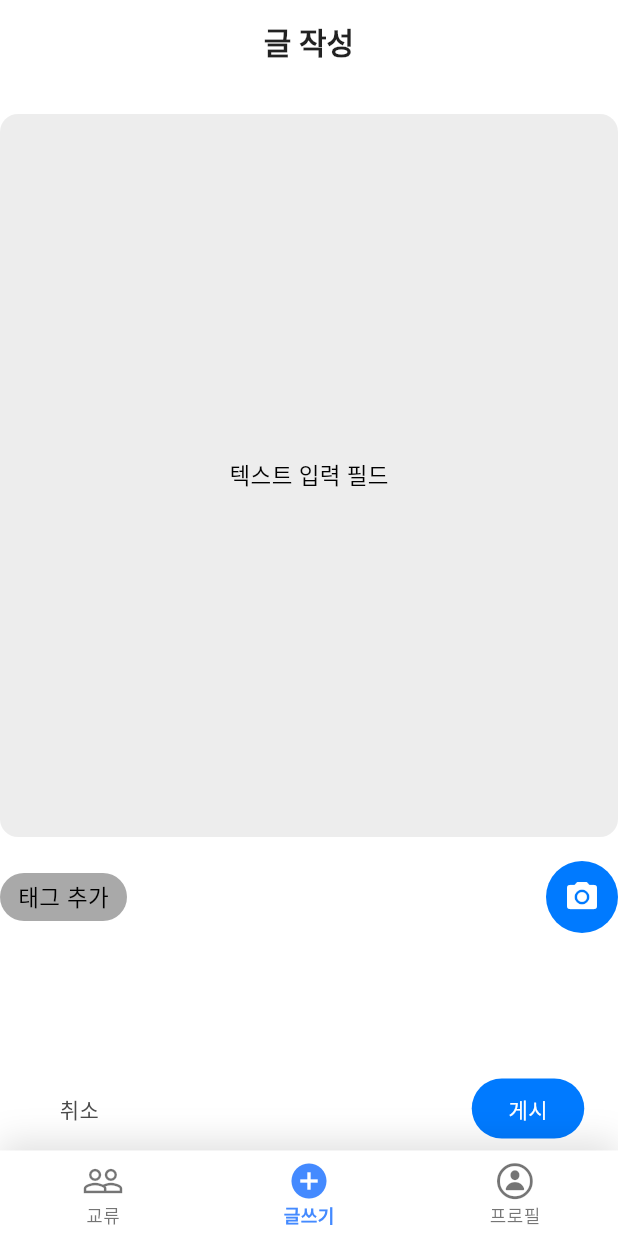
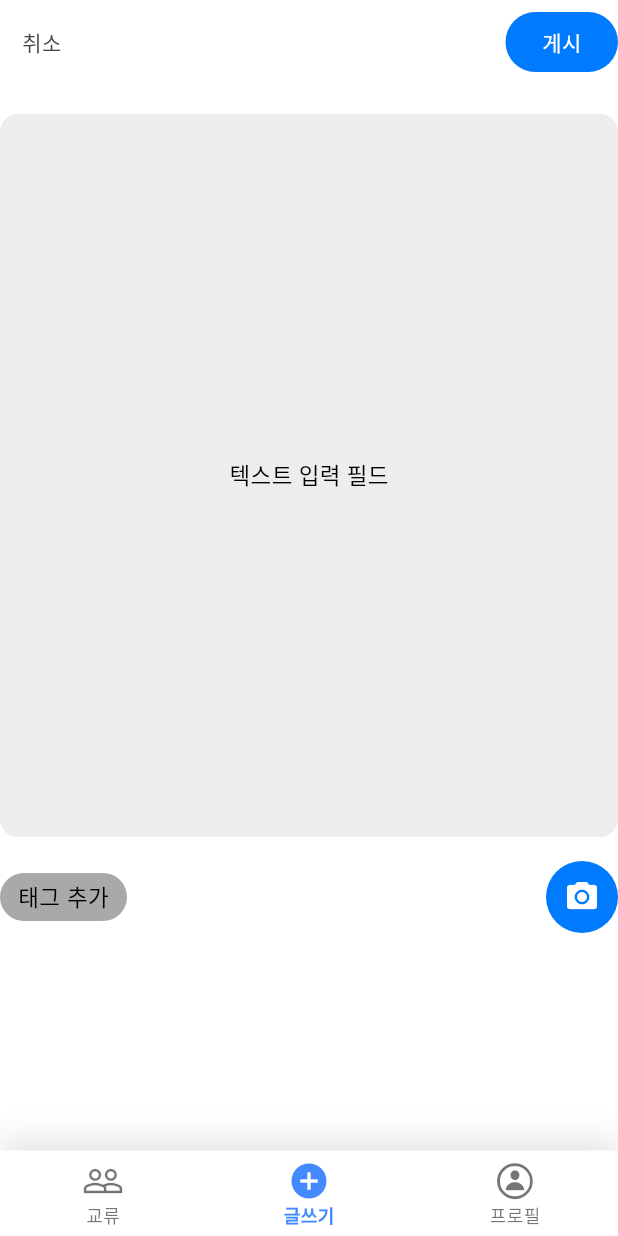
Before and after one commit to zero-to-one-flutter/flutter-share-lingo, a Flutter app: the screen it shows after launch, item 2 of the bottom bar chosen, on a phone screen of 412 x 824 dp. Run offline on Flutter 3.47's test engine with Material 3 defaults, Android fonts, the phone set to English and light mode, and no system bars; our stand-ins replace cached_network_image, dio, firebase_core, flutter_dotenv, flutter_riverpod, shimmer; accounts and stored records are empty; network calls fail; Roboto replaces fonts that are missing (Inter).

Commit message:
fix:취소,게시 버튼 앱바로 이동 취소,게시 클릭시 홈으로 이동 변경

```diff
--- a/lib/presentation/pages/home/tabs/write/post_write_tab.dart
+++ b/lib/presentation/pages/home/tabs/write/post_write_tab.dart
@@ -1,23 +1,48 @@
 import 'package:flutter/material.dart';
-import 'widgets/post_input_field.dart';
-import 'widgets/tag_row_button.dart';
-import 'widgets/bottom_bar.dart';
+import 'package:flutter_riverpod/flutter_riverpod.dart';
+import 'package:share_lingo/core/utils/snackbar_util.dart';
+import 'package:share_lingo/presentation/pages/home/home_view_model.dart';
+import 'package:share_lingo/presentation/pages/home/tabs/write/widgets/cancel_button.dart';
+import 'package:share_lingo/presentation/pages/home/tabs/write/widgets/post_input_field.dart';
+import 'package:share_lingo/presentation/pages/home/tabs/write/widgets/submit_button.dart';
+import 'package:share_lingo/presentation/pages/home/tabs/write/widgets/tag_row_button.dart';
 
-class PostWriteTab extends StatelessWidget {
+class PostWriteTab extends ConsumerWidget {
   const PostWriteTab({super.key});
 
   @override
-  Widget build(BuildContext context) {
-    return Column(
-      children: [
-        AppBar(title: const Text("글 작성")),
+  Widget build(BuildContext context, WidgetRef ref) {
+    return Scaffold(
+      appBar: AppBar(
+        backgroundColor: Colors.white,
+        elevation: 0,
+        leading: CancelButton(
+          onPressed: () {
+            ref
+                .read<HomeViewModel>(homeViewModelProvider.notifier)
+                .onIndexChanged(0); //  홈으로 이동
+          },
+        ),
+        actions: [
+          SubmitButton(
+            onPressed: () {
+              SnackbarUtil.showSnackBar(context, '게시되었습니다');
+              ref
+                  .read<HomeViewModel>(homeViewModelProvider.notifier)
+                  .onIndexChanged(0); //  게시 후 홈으로
+            },
+          ),
+        ],
+      ),
+      body: Column(
+        children: const [
           SizedBox(height: 20),
           PostInputField(),
           SizedBox(height: 16),
           TagRowButton(),
           Spacer(),
-        BottomBar(),
         ],
+      ),
     );
   }
 }
--- a/lib/presentation/pages/home/tabs/write/widgets/bottom_bar.dart
+++ /dev/null
@@ -1,35 +0,0 @@
-import 'package:flutter/material.dart';
-import 'package:share_lingo/core/utils/snackbar_util.dart';
-import 'cancel_button.dart';
-import 'submit_button.dart';
-
-class BottomBar extends StatelessWidget {
-  const BottomBar({super.key});
-
-  @override
-  Widget build(BuildContext context) {
-    return SizedBox(
-      width: 393,
-      height: 56,
-      child: Padding(
-        padding: const EdgeInsets.symmetric(horizontal: 13, vertical: 8),
-        child: Row(
-          mainAxisAlignment: MainAxisAlignment.spaceBetween,
-          children: [
-            CancelButton(
-              onPressed: () {
-                Navigator.pop(context);
-              },
-            ),
-            SubmitButton(
-              onPressed: () {
-                // TODO: 게시 로직 작성
-                SnackbarUtil.showSnackBar(context, '게시되었습니다');
-              },
-            ),
-          ],
-        ),
-      ),
-    );
-  }
-}
```
Lines whose indentation alone changed are shown as unchanged.
